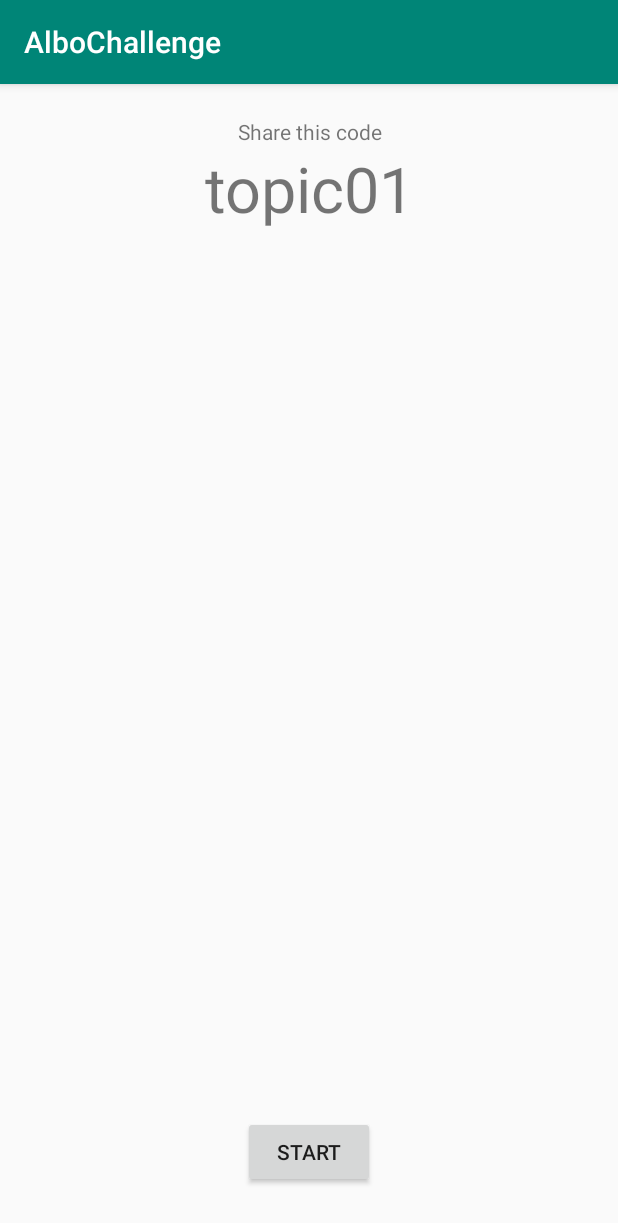
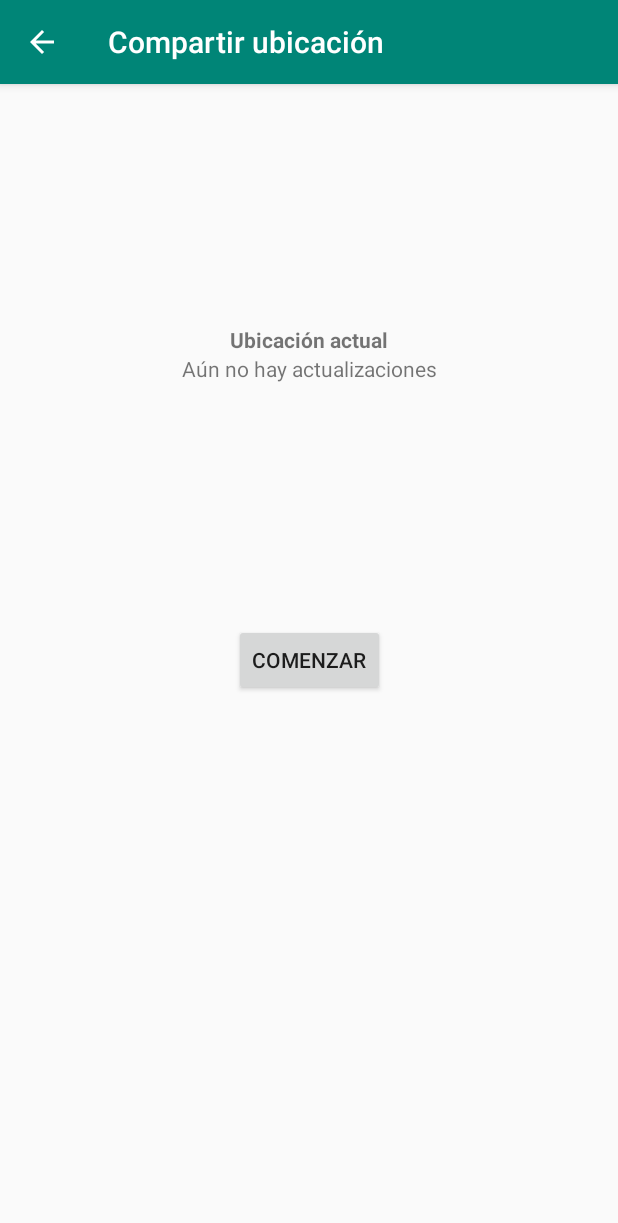
Before and after one commit to astrocumbia/AlboChallenge, an Android app: the ShareLocationActivity screen opened directly, with no data from a screen before it, on a phone screen of 412 x 824 dp. Shown: the top 1223 px of the screen. Run offline under Robolectric (Android 15) with nearby library versions, the phone set to English and light mode, and no system bars.

Commit message:
Refactor to share location

```diff
--- a/app/src/main/AndroidManifest.xml
+++ b/app/src/main/AndroidManifest.xml
@@ -23,7 +23,8 @@
 
         <activity android:screenOrientation = "portrait" android:name=".activities.LocationUpdatesActivity"></activity>
         <activity android:screenOrientation = "portrait" android:name=".activities.ShareLocationActivity" />
-        <activity android:screenOrientation = "portrait" android:name=".activities.MainActivity">
+        <activity android:screenOrientation = "portrait"
+            android:name=".activities.MainActivity">
             <intent-filter>
                 <action android:name="android.intent.action.MAIN" />
 
--- a/app/src/main/java/com/example/albochallenge/activities/ShareLocationActivity.kt
+++ b/app/src/main/java/com/example/albochallenge/activities/ShareLocationActivity.kt
@@ -1,101 +1,81 @@
 package com.example.albochallenge.activities
 
 import android.Manifest
-import android.content.pm.PackageManager
 import android.os.Build
 import androidx.appcompat.app.AppCompatActivity
 import android.os.Bundle
-import android.util.Log
 import android.view.View
-import androidx.core.content.ContextCompat
+import android.widget.Toast
 import com.example.albochallenge.FirebaseStore
 import com.example.albochallenge.LocationStore
 import com.example.albochallenge.LocationService
 import com.example.albochallenge.R
-import com.example.albochallenge.network.FCMService
-import com.example.albochallenge.network.Notification
-import com.example.albochallenge.network.NotificationBody
+import com.example.albochallenge.extensions.isPermissionDenied
+import com.example.albochallenge.extensions.isPermissionGranted
 import kotlinx.android.synthetic.main.activity_share_location.*
 
 
 class ShareLocationActivity : AppCompatActivity() {
-    private val TAG = ShareLocationActivity::class.java.canonicalName.toString()
-
     private val LOCATION_REQ_CODE = 1042
 
-
-    private val locationUpdates: LocationService by lazy {
-        LocationService(this.baseContext) { lat, lng ->
-            locationStore.save(lat, lng)
-            sendNotification()
-
-            val message = "${lat} , ${lng}"
-
-            coordinates_textview.text = message
-        }
-    }
 
     private val locationStore: LocationStore by lazy {
         FirebaseStore()
     }
 
+
+    private val locationUpdateListener: (Double, Double) -> Unit = { lat, lng ->
+        locationStore.save(lat, lng)
+
+        runOnUiThread {
+            val message = "${lat} , ${lng}"
+            coordinates_textview.text = message
+        }
+    }
+
+
+    private val locationUpdates: LocationService by lazy {
+        LocationService(this.baseContext, locationUpdateListener)
+    }
+
+
+
     override fun onCreate(savedInstanceState: Bundle?) {
         super.onCreate(savedInstanceState)
         setContentView(R.layout.activity_share_location)
 
+        configureToolbar()
 
 
-        // onClickStart
-        // 1.- Check for permissions
-        // 2.- Ask permision
-        // 3.- If dont have show snackbar with permissions
-        // 4.- if have, start service
-        // 5.- Update button to Stop
-        // 6.- Show location
-
-
-        stop_button.visibility = View.GONE
-        location_title_textview.visibility = View.GONE
-        coordinates_textview.visibility = View.GONE
+        setPermissionsBtnVisibility(show =  true)
+        setStartBtnVisibility(show = false)
+        setStopBtnVisibility(show = false)
 
         checkForPermissions()
 
 
+        permissions_button.setOnClickListener {
+            checkForPermissions()
+        }
+
+
         start_button.setOnClickListener {
-            stop_button.visibility = View.VISIBLE
-            location_title_textview.visibility = View.VISIBLE
-            coordinates_textview.visibility = View.VISIBLE
-
-            start_button.visibility = View.GONE
+            setStartBtnVisibility(show = false)
+            setStopBtnVisibility(show = true)
 
             locationUpdates.start()
         }
 
 
         stop_button.setOnClickListener {
-            stop_button.visibility = View.GONE
-            location_title_textview.visibility = View.GONE
-            coordinates_textview.visibility = View.GONE
+            setStartBtnVisibility(show = true)
+            setStopBtnVisibility(show = false)
 
-            start_button.visibility = View.VISIBLE
+            resetCoordinatesTextView()
 
             locationUpdates.stop()
         }
 
-    }
-
-    private fun sendNotification() {
-        val service = FCMService()
-        val notificationBody = NotificationBody("title", "message")
-        val notification = Notification("/topics/topic01", notificationBody)
-
-        service.send(notification,
-            success = {
-                Log.e(TAG, "onSuccess")
-            },
-            failure = {
-                Log.e(TAG, "onFailure ${it}")
-            })
     }
 
 
@@ -105,42 +85,85 @@ class ShareLocationActivity : AppCompatActivity() {
     }
 
 
-    // TODO: refactor this
-    private fun checkForPermissions() {
-        if (Build.VERSION.SDK_INT >= Build.VERSION_CODES.M) {
-            if (ContextCompat.checkSelfPermission(this, Manifest.permission.ACCESS_FINE_LOCATION)
-                != PackageManager.PERMISSION_GRANTED) {
-                // check for shouldShowRequestPermissionRational
+    override fun onRequestPermissionsResult(requestCode: Int, permissions: Array<String>, grantResults: IntArray) {
+        when (requestCode) {
+            LOCATION_REQ_CODE -> {
 
-                // Permission is not granted
-                Log.e(TAG, "permission not granted")
+                if (isPermissionGranted(grantResults)) {
 
-                val request = arrayOf(Manifest.permission.ACCESS_FINE_LOCATION)
-                requestPermissions(request, LOCATION_REQ_CODE)
-            } else {
-                Log.e(TAG, "permission granted")
+                    // permission was granted
+                    setPermissionsBtnVisibility(show = false)
+                    setStartBtnVisibility(show = true)
+                    setStopBtnVisibility(show = false)
+
+                } else {
+
+                    // permission denied
+                    setPermissionsBtnVisibility(show = true)
+                    setStartBtnVisibility(show = false)
+                    setStopBtnVisibility(show = false)
+
+                    val message = getString(R.string.permissions_not_granted)
+                    Toast.makeText(this, message, Toast.LENGTH_SHORT).show()
+
+                }
 
             }
         }
     }
 
 
-    override fun onRequestPermissionsResult(requestCode: Int, permissions: Array<String>, grantResults: IntArray) {
-        when (requestCode) {
-            LOCATION_REQ_CODE -> {
-                // If request is cancelled, the result arrays are empty.
-                if (grantResults.isNotEmpty() && grantResults[0] == PackageManager.PERMISSION_GRANTED) {
-                    // permission was granted, do your work....
-                    Log.e(TAG, "onRequestPermissionResult granted")
-                } else {
-                    // permission denied
-                    // Disable the functionality that depends on this permission.
-                    //show toast
+    override fun onSupportNavigateUp(): Boolean {
+        onBackPressed()
+        return true
+    }
 
-                    Log.e(TAG, "onRequestPermissionResult denied")
-                }
-                return
+
+    private fun configureToolbar() {
+        supportActionBar?.apply {
+            title = getString(R.string.share_button_tile)
+            setDisplayHomeAsUpEnabled(true)
+            setDisplayShowCustomEnabled(true)
+        }
+    }
+
+
+    private fun checkForPermissions() {
+        if (Build.VERSION.SDK_INT >= Build.VERSION_CODES.M) {
+
+            if (isPermissionDenied(Manifest.permission.ACCESS_FINE_LOCATION)) {
+
+                // Permission is not granted
+                val request = arrayOf(Manifest.permission.ACCESS_FINE_LOCATION)
+                requestPermissions(request, LOCATION_REQ_CODE)
+
+            } else {
+
+                // Permissions granted
+                setPermissionsBtnVisibility(show = false)
+                setStartBtnVisibility(show = true)
+                setStopBtnVisibility(show = false)
+
             }
         }
     }
+
+
+    private fun setPermissionsBtnVisibility(show: Boolean) {
+        permissions_button.visibility = if(show) View.VISIBLE else View.GONE
+    }
+
+
+    private fun setStartBtnVisibility(show: Boolean) {
+        start_button.visibility = if(show) View.VISIBLE else View.GONE
+    }
+
+
+    private fun setStopBtnVisibility(show: Boolean) {
+        stop_button.visibility = if(show) View.VISIBLE else View.GONE
+    }
+
+    private fun resetCoordinatesTextView() {
+        coordinates_textview.text = getString(R.string.no_updates_yet)
+    }
 }
--- /dev/null
+++ b/app/src/main/java/com/example/albochallenge/extensions/AppCompatActivity.kt
@@ -0,0 +1,14 @@
+package com.example.albochallenge.extensions
+
+import android.content.pm.PackageManager
+import androidx.appcompat.app.AppCompatActivity
+import androidx.core.content.ContextCompat
+
+fun AppCompatActivity.isPermissionGranted(grantResults: IntArray) : Boolean {
+    return grantResults.isNotEmpty() && grantResults[0] == PackageManager.PERMISSION_GRANTED
+}
+
+fun AppCompatActivity.isPermissionDenied(permission: String) : Boolean {
+    val permissionStatus = ContextCompat.checkSelfPermission(this, permission)
+    return permissionStatus !== PackageManager.PERMISSION_GRANTED
+}
--- a/app/src/main/res/layout/activity_share_location.xml
+++ b/app/src/main/res/layout/activity_share_location.xml
@@ -7,73 +7,60 @@
     tools:context=".activities.ShareLocationActivity">
 
     <LinearLayout
-        android:id="@+id/linearLayout"
+        android:id="@+id/linearLayout2"
         android:layout_width="match_parent"
         android:layout_height="wrap_content"
-        android:layout_marginTop="22dp"
         android:orientation="vertical"
-        app:layout_constraintEnd_toEndOf="parent"
-        app:layout_constraintStart_toStartOf="parent"
+        app:layout_constraintBottom_toTopOf="@+id/linearLayout"
         app:layout_constraintTop_toTopOf="parent">
 
         <TextView
+            android:id="@+id/location_title_textview"
             android:layout_width="match_parent"
             android:layout_height="match_parent"
-            android:text="Share this code"
-            android:textAlignment="center" />
+            android:text="@string/current_location_title"
+            android:textAlignment="center"
+            android:textStyle="bold" />
 
         <TextView
+            android:id="@+id/coordinates_textview"
             android:layout_width="match_parent"
             android:layout_height="match_parent"
-            android:text="topic01"
-            android:textAlignment="center"
-            android:textSize="42sp" />
+            android:text="@string/no_updates_yet"
+            android:textAlignment="center" />
 
     </LinearLayout>
 
 
     <LinearLayout
-        android:layout_width="match_parent"
+        android:id="@+id/linearLayout"
+        android:layout_width="wrap_content"
         android:layout_height="wrap_content"
         android:orientation="vertical"
         app:layout_constraintBottom_toBottomOf="parent"
-        app:layout_constraintTop_toBottomOf="@+id/linearLayout">
+        app:layout_constraintEnd_toEndOf="parent"
+        app:layout_constraintStart_toStartOf="parent"
+        app:layout_constraintTop_toTopOf="parent">
 
-        <TextView
-            android:id="@+id/location_title_textview"
+        <Button
+            android:id="@+id/start_button"
             android:layout_width="match_parent"
-            android:layout_height="match_parent"
-            android:text="Location"
-            android:textAlignment="center" />
+            android:layout_height="wrap_content"
+            android:text="@string/start" />
 
-        <TextView
-            android:id="@+id/coordinates_textview"
+        <Button
+            android:id="@+id/stop_button"
             android:layout_width="match_parent"
-            android:layout_height="match_parent"
-            android:text="19.10, 20.01"
-            android:textAlignment="center" />
+            android:layout_height="wrap_content"
+            android:text="@string/stop" />
+
+        <Button
+            android:id="@+id/permissions_button"
+            android:layout_width="match_parent"
+            android:layout_height="wrap_content"
+            android:text="Habilitar permisos" />
 
     </LinearLayout>
 
 
-    <Button
-        android:id="@+id/start_button"
-        android:layout_width="wrap_content"
-        android:layout_height="wrap_content"
-        android:layout_marginBottom="32dp"
-        android:text="Start"
-        app:layout_constraintBottom_toBottomOf="parent"
-        app:layout_constraintEnd_toEndOf="parent"
-        app:layout_constraintStart_toStartOf="parent" />
-
-    <Button
-        android:id="@+id/stop_button"
-        android:layout_width="wrap_content"
-        android:layout_height="wrap_content"
-        android:layout_marginBottom="32dp"
-        android:text="Stop"
-        app:layout_constraintBottom_toBottomOf="parent"
-        app:layout_constraintEnd_toEndOf="parent"
-        app:layout_constraintStart_toStartOf="parent" />
-
 </androidx.constraintlayout.widget.ConstraintLayout>
--- a/app/src/main/res/values/strings.xml
+++ b/app/src/main/res/values/strings.xml
@@ -1,3 +1,15 @@
 <resources>
     <string name="app_name">AlboChallenge</string>
+
+    <string name="main_title">Quiero...</string>
+    <string name="receive_button_tile">Ver ubicación</string>
+    <string name="share_button_tile">Compartir ubicación</string>
+    <string name="permissions_not_granted">Permisos no concedidos :(</string>
+
+    <string name="start">Comenzar</string>
+    <string name="stop">Detener</string>
+
+    <string name="no_updates_yet">Aún no hay actualizaciones</string>
+    <string name="current_location_title">Ubicación actual</string>
+
 </resources>
--- a/app/src/main/res/values/styles.xml
+++ b/app/src/main/res/values/styles.xml
@@ -8,4 +8,9 @@
         <item name="colorAccent">@color/colorAccent</item>
     </style>
 
+    <style name="PrimaryButton" parent="Theme.AppCompat">
+        <item name="colorButtonNormal">@color/colorPrimary</item>
+        <item name="colorControlHighlight">@color/colorAccent</item>
+    </style>
+
 </resources>
```
Also changed, not shown: app/src/main/java/com/example/albochallenge/activities/LocationUpdatesActivity.kt (+16 -4 lines), app/src/main/java/com/example/albochallenge/activities/MainActivity.kt (+1 -8 lines), app/src/main/res/layout/activity_main.xml (+9 -5 lines).
